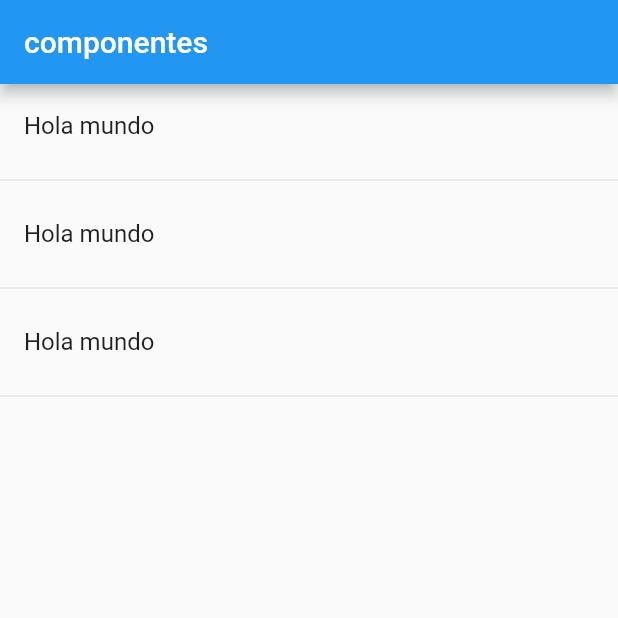
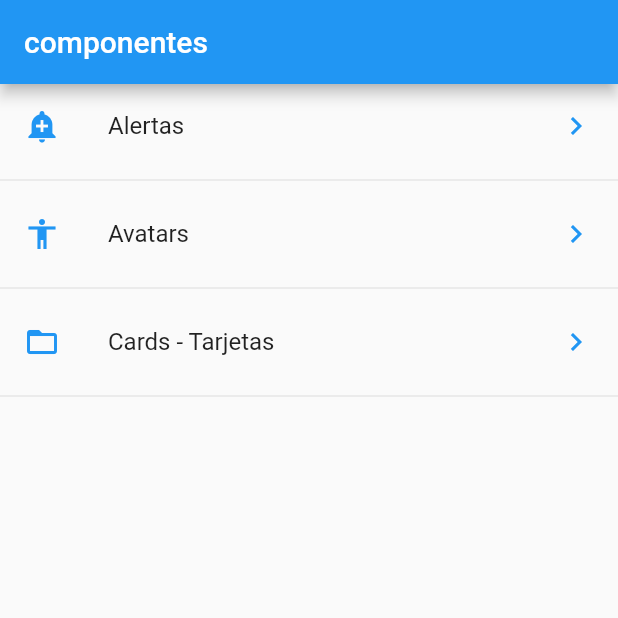
Before and after one commit to tigreal/flutter-app3, a Flutter app: the screen it shows after launch, on a phone screen of 412 x 824 dp, the top half of it. Run offline on Flutter 3.47's test engine with Material 2 defaults, Android fonts, the phone set to English and light mode, and no system bars.

Commit message:
se agrego una funcion donde pasamos los iconos como strings y esta funcion busca y devuelve un icono de esa forma muestra los iconos

```diff
--- a/lib/src/pages/home_page.dart
+++ b/lib/src/pages/home_page.dart
@@ -1,5 +1,6 @@
 import 'package:flutter/material.dart';
 import 'package:flutter_app3/src/providers/menu_providers.dart';
+import 'package:flutter_app3/src/utils/icono_string_util.dart';
 
 class HomePage extends StatelessWidget {
   @override
@@ -19,7 +20,7 @@ class HomePage extends StatelessWidget {
       builder:
           (context, AsyncSnapshot<List<dynamic>> snapshot) {
         return ListView(
-          children: _listaItems(),
+          children: _listaItems(snapshot.data),
         );
       },
     );
@@ -30,20 +31,21 @@ class HomePage extends StatelessWidget {
 //    );
   }
 
-  List<Widget> _listaItems() {
-    return [
-      ListTile(
-        title: Text('Hola mundo'),
-      ),
-      Divider(),
-      ListTile(
-        title: Text('Hola mundo'),
-      ),
-      Divider(),
-      ListTile(
-        title: Text('Hola mundo'),
-      ),
-      Divider(),
-    ];
+  List<Widget> _listaItems(List<dynamic> data) {
+    final List<Widget> opciones = [];
+
+    data.forEach((opt) {
+      final widgetTemp = ListTile(
+        title: Text(opt['texto']),
+        leading: getIcon(opt['icon']),
+        trailing: Icon(
+          Icons.keyboard_arrow_right,
+          color: Colors.blue,
+        ),
+        onTap: () {},
+      );
+      opciones..add(widgetTemp)..add(Divider());
+    });
+    return opciones;
   }
 }
--- /dev/null
+++ b/lib/src/utils/icono_string_util.dart
@@ -0,0 +1,14 @@
+import 'package:flutter/material.dart';
+
+final _icons = <String, IconData>{
+  'add_alert': Icons.add_alert,
+  'accessibility': Icons.accessibility,
+  'folder_open': Icons.folder_open,
+};
+
+Icon getIcon(String nombreIcono) {
+  return Icon(
+    _icons[nombreIcono],
+    color: Colors.blue,
+  );
+}
```
